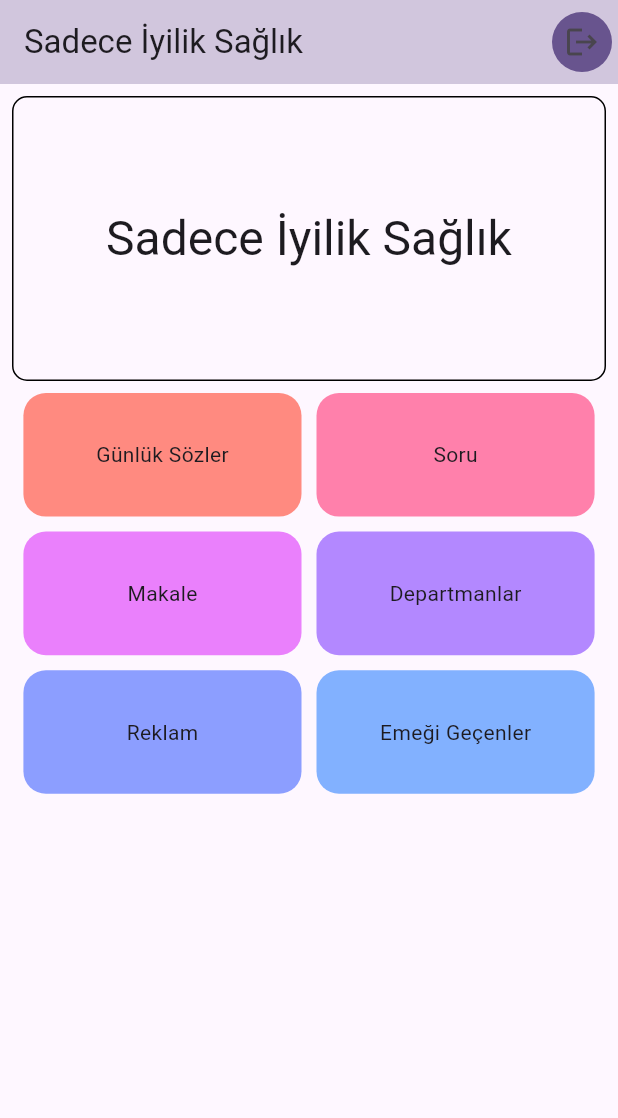
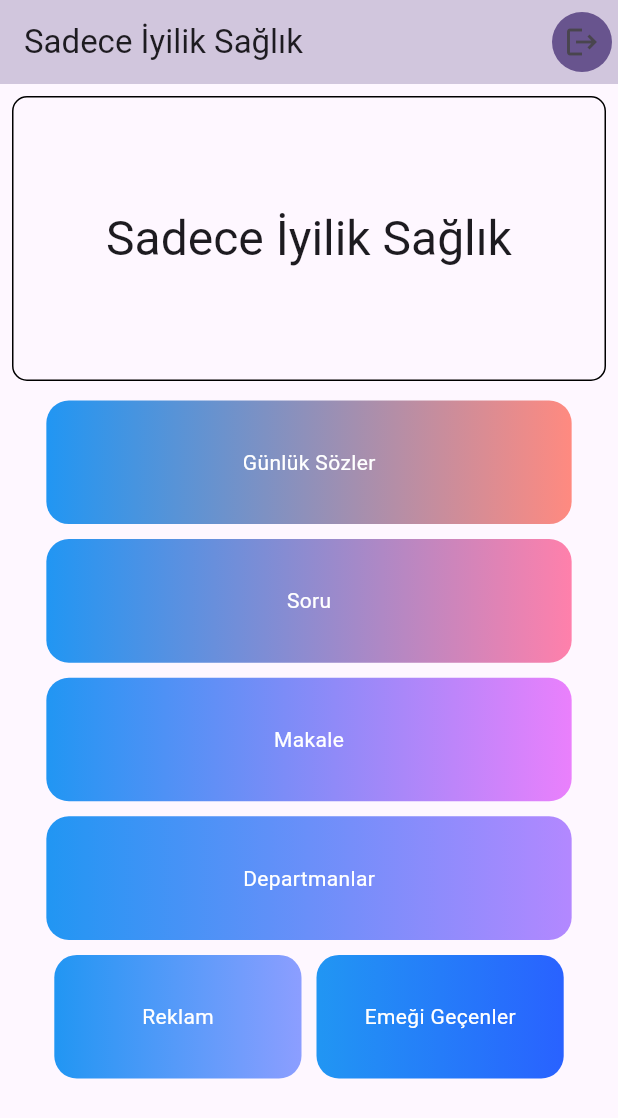
Before and after one commit to Sadece-Iyilik-Saglik/sadece_iylik_saglik, a Flutter app: the HomeScreen screen opened directly, on a phone screen of 412 x 824 dp. Shown: the top 1118 px of the screen. Run offline on Flutter 3.47's test engine with Material 2 defaults, Android fonts, the phone set to English and light mode, and no system bars; our stand-ins replace flutter_otp_text_field.

Commit message:
button on the main design is updated

```diff
--- a/lib/view/home/home_screen.dart
+++ b/lib/view/home/home_screen.dart
@@ -25,11 +25,10 @@ class _HomeScreenState extends BaseState<HomeScreen> {
   Widget get scaffoldBody => Scaffold(
         appBar: appBar,
         body: SafeArea(
+          child: SingleChildScrollView(
             child: Column(
-            children: [
-              carouselArea,
-              menuButtons,
-            ],
+              children: [carouselArea, menuButtons, bottomMenuButtons],
+            ),
           ),
         ),
       );
@@ -43,9 +42,11 @@ class _HomeScreenState extends BaseState<HomeScreen> {
                 context,
                 MaterialPageRoute(
                   builder: (context) => const LoginScreen(),
-                    ));
+                ),
+              );
             },
-              icon: const Icon(Icons.logout))
+            icon: const Icon(Icons.logout),
+          )
         ],
       );
   Widget get carouselArea => SizedBox(
@@ -62,7 +63,8 @@ class _HomeScreenState extends BaseState<HomeScreen> {
   Widget get carouselCard => Padding(
         padding: const EdgeInsets.all(8.0),
         child: DecoratedBox(
-          decoration: BoxDecoration(border: Border.all(), borderRadius: BorderRadius.circular(10)),
+          decoration: BoxDecoration(
+              border: Border.all(), borderRadius: BorderRadius.circular(10)),
           child: InkWell(
             onTap: () {},
             child: Center(
@@ -75,26 +77,48 @@ class _HomeScreenState extends BaseState<HomeScreen> {
         ),
       );
 
-  Widget get menuButtons => Wrap(
-        spacing: 10,
-        runSpacing: 10,
+  Widget get menuButtons => Column(
         children: [
-          customMenuButton("Günlük Sözler", Colors.accents[0].shade100),
-          customMenuButton("Soru", Colors.accents[1].shade100),
-          customMenuButton("Makale", Colors.accents[2].shade100),
-          customMenuButton("Departmanlar", Colors.accents[3].shade100),
-          customMenuButton("Reklam", Colors.accents[4].shade100),
-          customMenuButton("Emeği Geçenler", Colors.accents[5].shade100),
+          customMenuButton(
+              "Günlük Sözler", Colors.accents[0].shade100, 0.1, 0.85),
+          customMenuButton("Soru", Colors.accents[1].shade100, 0.1, 0.85),
+          customMenuButton("Makale", Colors.accents[2].shade100, 0.1, 0.85),
+          customMenuButton(
+              "Departmanlar", Colors.accents[3].shade100, 0.1, 0.85),
         ],
       );
-  Widget customMenuButton(String s, Color color) {
+
+  Widget get bottomMenuButtons => Row(
+        mainAxisAlignment: MainAxisAlignment.center,
+        children: [
+          customMenuButton("Reklam", Colors.accents[4].shade100, 0.1, 0.40),
+          customMenuButton(
+              "Emeği Geçenler", Colors.accents[5].shade700, 0.1, 0.4),
+        ],
+      );
+  Widget customMenuButton(String s, Color color, double height, double width) {
     return InkWell(
       onTap: () {},
       child: Container(
-        decoration: BoxDecoration(color: color, borderRadius: BorderRadius.circular(15)),
-        width: dynamicWidth(0.45),
-        height: dynamicHeight(0.1),
-        child: Center(child: Text(s)),
+        margin: const EdgeInsets.all(5),
+        decoration: BoxDecoration(
+          color: color,
+          borderRadius: BorderRadius.circular(15),
+          gradient: LinearGradient(
+            colors: [
+              Colors.blue,
+              color,
+            ],
+          ),
+        ),
+        width: dynamicWidth(width),
+        height: dynamicHeight(height),
+        child: Center(
+          child: Text(
+            s,
+            style: const TextStyle(color: Colors.white),
+          ),
+        ),
       ),
     );
   }
```
Lines whose indentation alone changed are shown as unchanged.
